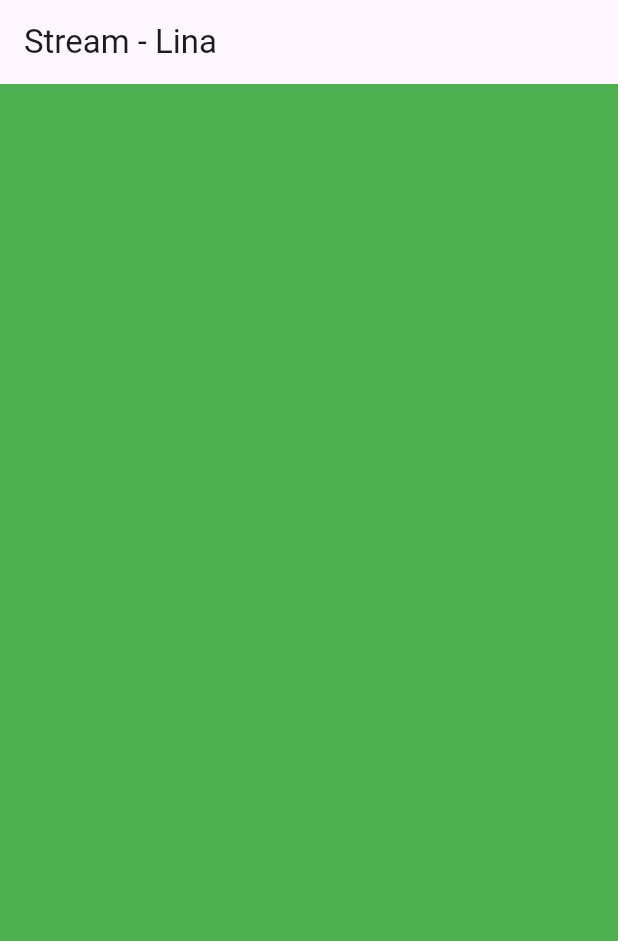
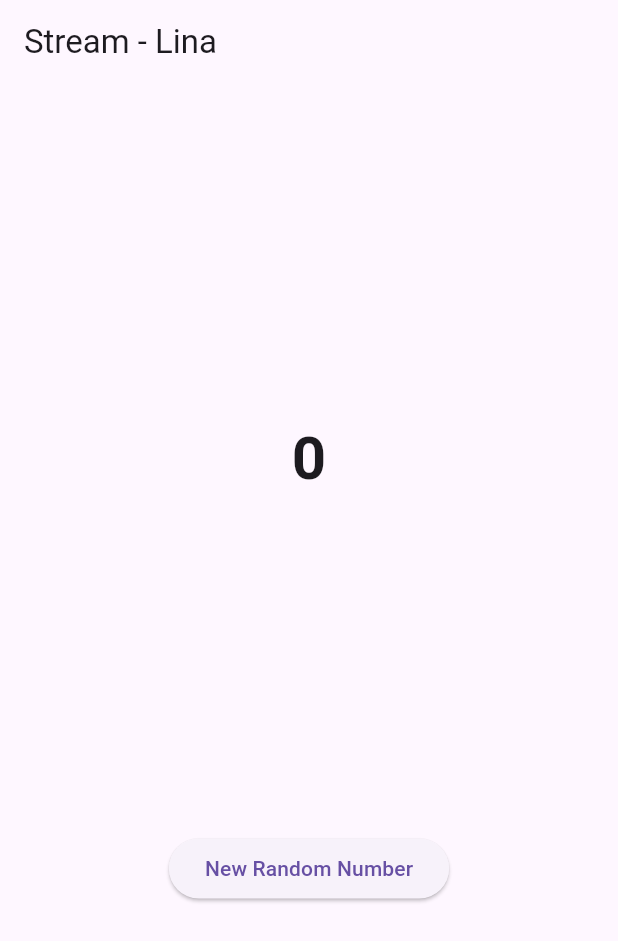
Before and after one commit to linarahmatin/2341720029-Mobile-SEM5, a Flutter app: the screen it shows after launch, on a phone screen of 412 x 824 dp. Shown: the top 941 px of the screen. Run offline on Flutter 3.47's test engine with Material 3 defaults, Android fonts, the phone set to English and light mode, and no system bars; our stand-ins replace auto_size_text, camera, geolocator, go_router.

Commit message:
Praktikum 2

```diff
--- a/Pertemuan 12/stream_lina/lib/main.dart
+++ b/Pertemuan 12/stream_lina/lib/main.dart
@@ -1,3 +1,5 @@
+import 'dart:async';
+import 'dart:math';
 import 'package:flutter/material.dart';
 import 'stream.dart';
 
@@ -28,11 +30,16 @@
 }
 
 class _StreamHomePageState extends State<StreamHomePage> {
-  // Properti
+  // Untuk ColorStream
   Color bgColor = Colors.blueGrey;
   late ColorStream colorStream;
 
-  // Ubah isi method changeColor()
+  // Untuk NumberStream
+  int lastNumber = 0;
+  late StreamController numberStreamController;
+  late NumberStream numberStream;
+
+  // Method untuk warna
   void changeColor() {
     colorStream.getColors().listen((eventColor) {
       setState(() {
@@ -44,8 +51,46 @@
   @override
   void initState() {
     super.initState();
+
+    // Warna berjalan otomatis
     colorStream = ColorStream();
     changeColor();
+
+    // Stream angka
+    numberStream = NumberStream();
+    numberStreamController = numberStream.controller;
+
+    Stream stream = numberStreamController.stream;
+
+    // Listener angka
+    stream.listen(
+      (event) {
+        setState(() {
+          lastNumber = event;
+        });
+      },
+    );
+    // .onError((error) {
+    //   setState(() {
+    //     lastNumber = -1;
+    //   });
+    // });
+  }
+
+  @override
+  void dispose() {
+    numberStreamController.close();
+    super.dispose();
+  }
+
+  // Mengembalikan addRandomNumber ke kondisi normal
+  void addRandomNumber() {
+    Random random = Random();
+    int myNum = random.nextInt(10);
+
+    numberStream.addNumberToSink(myNum);
+
+    // numberStream.addError(); // dikomentari
   }
 
   @override
@@ -54,9 +99,24 @@
       appBar: AppBar(
         title: const Text('Stream - Lina'),
       ),
-      body: Container(
-        decoration: BoxDecoration(
-          color: bgColor,
+      body: SizedBox(
+        width: double.infinity,
+        child: Column(
+          mainAxisAlignment: MainAxisAlignment.spaceEvenly,
+          crossAxisAlignment: CrossAxisAlignment.center,
+          children: [
+            Text(
+              lastNumber.toString(),
+              style: const TextStyle(
+                fontSize: 40,
+                fontWeight: FontWeight.bold,
+              ),
+            ),
+            ElevatedButton(
+              onPressed: () => addRandomNumber(),
+              child: const Text('New Random Number'),
+            ),
+          ],
         ),
       ),
     );
--- a/Pertemuan 12/stream_lina/lib/stream.dart
+++ b/Pertemuan 12/stream_lina/lib/stream.dart
@@ -1,3 +1,4 @@
+import 'dart:async';
 import 'package:flutter/material.dart';
 
 class ColorStream {
@@ -24,3 +25,19 @@
     );
   }
 }
+
+class NumberStream {
+  final StreamController<int> controller = StreamController<int>();
+
+  void addNumberToSink(int newNumber) {
+    controller.sink.add(newNumber);
+  }
+
+  void addError() {
+    controller.sink.addError('error');
+  }
+
+  void close() {
+    controller.close();
+  }
+}
```
